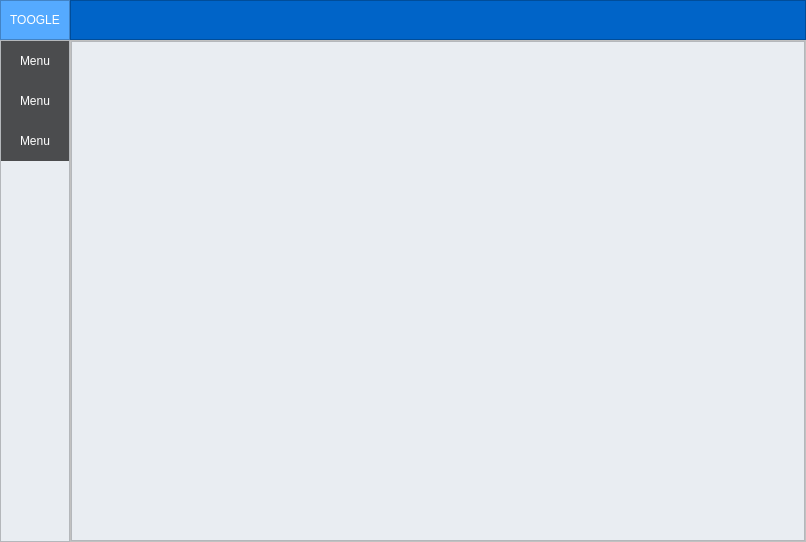
Qt form ui_main.ui (MedvedevSA/ToolRedactor) before a commit.
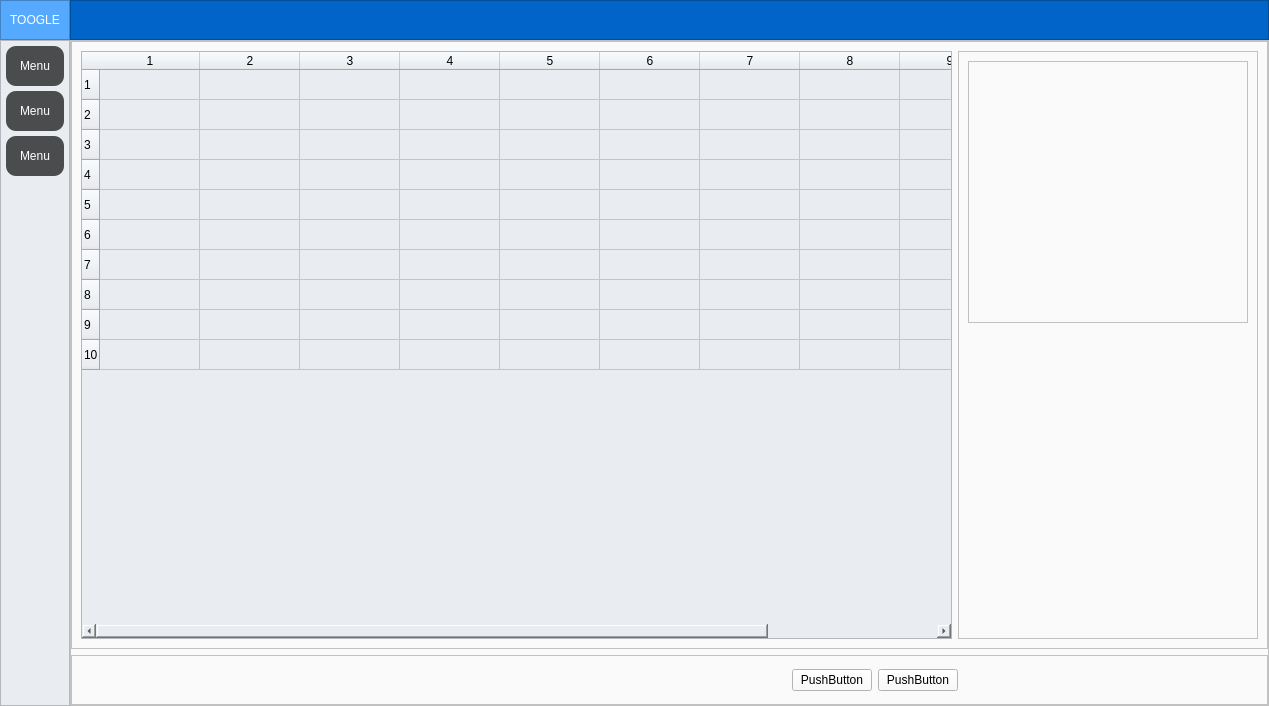
The same form after that commit. Icons and pictures are not drawn.

What changed in the file:
```diff
--- a/ui_main.ui
+++ b/ui_main.ui
@@ -6,8 +6,8 @@
    <rect>
     <x>0</x>
     <y>0</y>
-    <width>806</width>
-    <height>542</height>
+    <width>1269</width>
+    <height>706</height>
    </rect>
   </property>
   <property name="windowTitle">
@@ -206,19 +206,19 @@
             </property>
             <layout class="QVBoxLayout" name="verticalLayout_3">
              <property name="spacing">
-              <number>0</number>
+              <number>5</number>
              </property>
              <property name="leftMargin">
-              <number>0</number>
+              <number>5</number>
              </property>
              <property name="topMargin">
-              <number>0</number>
+              <number>5</number>
              </property>
              <property name="rightMargin">
-              <number>0</number>
+              <number>5</number>
              </property>
              <property name="bottomMargin">
-              <number>0</number>
+              <number>5</number>
              </property>
              <item>
               <widget class="QPushButton" name="Btn_Menu_3">
@@ -233,6 +233,7 @@
 	border: 0px solid;
 	color: rgb(255, 255, 255);
 	background-color: rgb(75,76,78);
+	border-radius: 10px ;
 } 
 QPushButton:hover {
 	
@@ -257,6 +258,7 @@
 	border: 0px solid;
 	color: rgb(255, 255, 255);
 	background-color: rgb(75,76,78);
+	border-radius: 10px ;
 } 
 QPushButton:hover {
 	
@@ -281,6 +283,7 @@
 	border: 0px solid;
 	color: rgb(255, 255, 255);
 	background-color: rgb(75,76,78);
+	border-radius: 10px ;
 } 
 QPushButton:hover {
 	
@@ -332,6 +335,12 @@
              <number>0</number>
             </property>
             <widget class="QWidget" name="page_1">
+             <property name="maximumSize">
+              <size>
+               <width>1111111</width>
+               <height>16777215</height>
+              </size>
+             </property>
              <layout class="QVBoxLayout" name="verticalLayout_5">
               <property name="leftMargin">
                <number>0</number>
@@ -346,10 +355,158 @@
                <number>0</number>
               </property>
               <item>
-               <widget class="QTableWidget" name="ToolTable">
-                <property name="styleSheet">
-                 <string notr="true">background-color: rgb(233,237,242);</string>
+               <widget class="QFrame" name="frame_2">
+                <property name="frameShape">
+                 <enum>QFrame::StyledPanel</enum>
                 </property>
+                <property name="frameShadow">
+                 <enum>QFrame::Raised</enum>
+                </property>
+                <layout class="QHBoxLayout" name="horizontalLayout_5">
+                 <item>
+                  <widget class="QTableWidget" name="ToolTable">
+                   <property name="maximumSize">
+                    <size>
+                     <width>1111111</width>
+                     <height>16777215</height>
+                    </size>
+                   </property>
+                   <property name="styleSheet">
+                    <string notr="true">background-color: rgb(233,237,242);</string>
+                   </property>
+                   <property name="rowCount">
+                    <number>10</number>
+                   </property>
+                   <property name="columnCount">
+                    <number>10</number>
+                   </property>
+                   <row/>
+                   <row/>
+                   <row/>
+                   <row/>
+                   <row/>
+                   <row/>
+                   <row/>
+                   <row/>
+                   <row/>
+                   <row/>
+                   <column/>
+                   <column/>
+                   <column/>
+                   <column/>
+                   <column/>
+                   <column/>
+                   <column/>
+                   <column/>
+                   <column/>
+                   <column/>
+                  </widget>
+                 </item>
+                 <item>
+                  <widget class="QFrame" name="frame_3">
+                   <property name="minimumSize">
+                    <size>
+                     <width>300</width>
+                     <height>0</height>
+                    </size>
+                   </property>
+                   <property name="maximumSize">
+                    <size>
+                     <width>300</width>
+                     <height>16777215</height>
+                    </size>
+                   </property>
+                   <property name="frameShape">
+                    <enum>QFrame::StyledPanel</enum>
+                   </property>
+                   <property name="frameShadow">
+                    <enum>QFrame::Raised</enum>
+                   </property>
+                   <layout class="QVBoxLayout" name="verticalLayout_6">
+                    <item>
+                     <widget class="QListView" name="listView"/>
+                    </item>
+                    <item>
+                     <widget class="QLabel" name="label_2">
+                      <property name="minimumSize">
+                       <size>
+                        <width>0</width>
+                        <height>300</height>
+                       </size>
+                      </property>
+                      <property name="text">
+                       <string/>
+                      </property>
+                      <property name="pixmap">
+                       <pixmap>drill.jpg</pixmap>
+                      </property>
+                     </widget>
+                    </item>
+                   </layout>
+                  </widget>
+                 </item>
+                </layout>
+               </widget>
+              </item>
+              <item>
+               <widget class="QFrame" name="frame">
+                <property name="minimumSize">
+                 <size>
+                  <width>0</width>
+                  <height>50</height>
+                 </size>
+                </property>
+                <property name="frameShape">
+                 <enum>QFrame::StyledPanel</enum>
+                </property>
+                <property name="frameShadow">
+                 <enum>QFrame::Raised</enum>
+                </property>
+                <layout class="QHBoxLayout" name="horizontalLayout_4">
+                 <item>
+                  <spacer name="horizontalSpacer">
+                   <property name="orientation">
+                    <enum>Qt::Horizontal</enum>
+                   </property>
+                   <property name="sizeHint" stdset="0">
+                    <size>
+                     <width>40</width>
+                     <height>20</height>
+                    </size>
+                   </property>
+                  </spacer>
+                 </item>
+                 <item>
+                  <widget class="QPushButton" name="pushButton_2">
+                   <property name="text">
+                    <string>PushButton</string>
+                   </property>
+                  </widget>
+                 </item>
+                 <item>
+                  <widget class="QPushButton" name="pushButton">
+                   <property name="text">
+                    <string>PushButton</string>
+                   </property>
+                  </widget>
+                 </item>
+                 <item>
+                  <spacer name="horizontalSpacer_2">
+                   <property name="orientation">
+                    <enum>Qt::Horizontal</enum>
+                   </property>
+                   <property name="sizeType">
+                    <enum>QSizePolicy::Fixed</enum>
+                   </property>
+                   <property name="sizeHint" stdset="0">
+                    <size>
+                     <width>300</width>
+                     <height>20</height>
+                    </size>
+                   </property>
+                  </spacer>
+                 </item>
+                </layout>
                </widget>
               </item>
              </layout>
```
